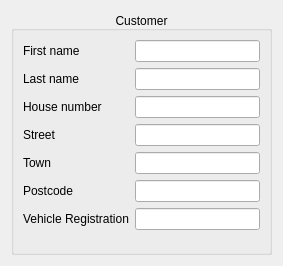
First picture: the form in main_program/gui_interface_designs/customer_widget_design.ui, repository yimenhfeifei/josm-invoice, before the edit.
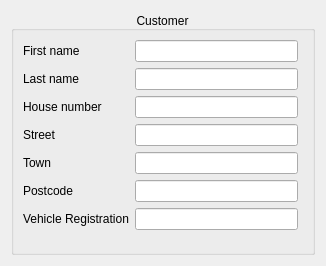
Second picture: the form after the edit. Custom widgets are drawn as their Qt base class.

Patch:
```diff
--- a/main_program/gui_interface_designs/customer_widget_design.ui
+++ b/main_program/gui_interface_designs/customer_widget_design.ui
@@ -6,7 +6,7 @@
    <rect>
     <x>0</x>
     <y>0</y>
-    <width>283</width>
+    <width>326</width>
     <height>266</height>
    </rect>
   </property>
@@ -44,6 +44,12 @@
           <verstretch>0</verstretch>
          </sizepolicy>
         </property>
+        <property name="maximumSize">
+         <size>
+          <width>163</width>
+          <height>25</height>
+         </size>
+        </property>
         <property name="toolTip">
          <string>Line edit that provides custom validation.</string>
         </property>
@@ -70,6 +76,12 @@
           <verstretch>0</verstretch>
          </sizepolicy>
         </property>
+        <property name="maximumSize">
+         <size>
+          <width>163</width>
+          <height>25</height>
+         </size>
+        </property>
         <property name="toolTip">
          <string>Line edit that provides custom validation.</string>
         </property>
@@ -96,6 +108,12 @@
           <verstretch>0</verstretch>
          </sizepolicy>
         </property>
+        <property name="maximumSize">
+         <size>
+          <width>163</width>
+          <height>25</height>
+         </size>
+        </property>
         <property name="toolTip">
          <string>Line edit that provides custom validation.</string>
         </property>
@@ -122,6 +140,12 @@
           <verstretch>0</verstretch>
          </sizepolicy>
         </property>
+        <property name="maximumSize">
+         <size>
+          <width>163</width>
+          <height>25</height>
+         </size>
+        </property>
         <property name="toolTip">
          <string>Line edit that provides custom validation.</string>
         </property>
@@ -148,6 +172,12 @@
           <verstretch>0</verstretch>
          </sizepolicy>
         </property>
+        <property name="maximumSize">
+         <size>
+          <width>163</width>
+          <height>25</height>
+         </size>
+        </property>
         <property name="toolTip">
          <string>Line edit that provides custom validation.</string>
         </property>
@@ -174,6 +204,12 @@
           <verstretch>0</verstretch>
          </sizepolicy>
         </property>
+        <property name="maximumSize">
+         <size>
+          <width>163</width>
+          <height>25</height>
+         </size>
+        </property>
         <property name="toolTip">
          <string>Line edit that provides custom validation.</string>
         </property>
@@ -200,6 +236,12 @@
           <verstretch>0</verstretch>
          </sizepolicy>
         </property>
+        <property name="maximumSize">
+         <size>
+          <width>163</width>
+          <height>25</height>
+         </size>
+        </property>
         <property name="toolTip">
          <string>Line edit that provides custom validation.</string>
         </property>
```
